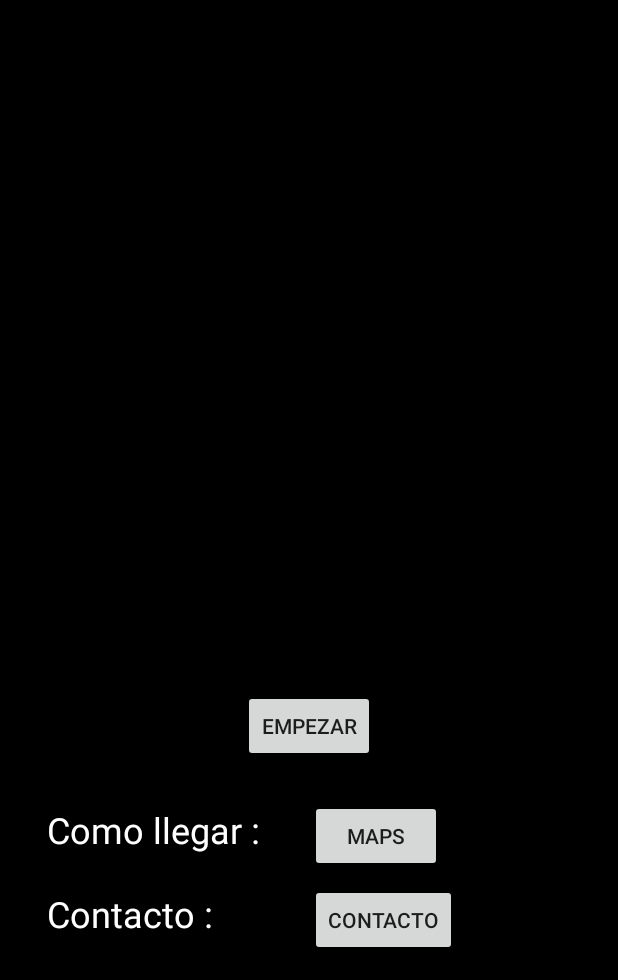
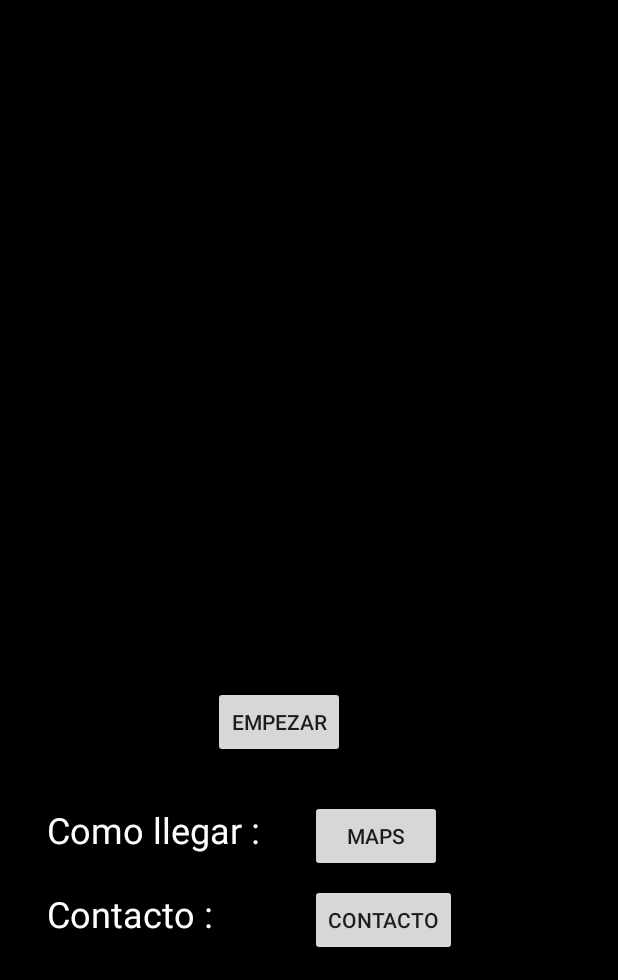
Before and after one commit to Straiky/Kebab, an Android app: the screen it shows after launch (MainActivity), on a phone screen of 412 x 824 dp, the part 256-1236 px from its top. Run offline under Robolectric (Android 15) with nearby library versions, the phone set to English and light mode, and no system bars.

Commit message:
Primera ventana "temporal"

```diff
--- a/app/src/main/res/layout/activity_main.xml
+++ b/app/src/main/res/layout/activity_main.xml
@@ -22,16 +22,6 @@
         android:layout_alignParentTop="true"
         android:layout_centerHorizontal="true"
         android:textColor="@android:color/background_light" />
-
-    <Button
-        android:text="@string/btnEmpezar"
-        android:layout_width="wrap_content"
-        android:layout_height="wrap_content"
-        android:id="@+id/btnEmpezar"
-        tools:ignore="HardcodedText"
-        android:layout_marginBottom="129dp"
-        android:layout_alignParentBottom="true"
-        android:layout_centerHorizontal="true" />
 
     <TextView
         android:text="@string/lblLocalizacion"
@@ -74,4 +64,14 @@
         android:layout_alignStart="@+id/btnMaps"
         android:id="@+id/button2" />
 
+    <Button
+        android:text="@string/btnEmpezar"
+        android:layout_width="wrap_content"
+        android:layout_height="wrap_content"
+        android:id="@+id/btnEmpezar"
+        tools:ignore="HardcodedText"
+        android:layout_marginBottom="28dp"
+        android:layout_above="@+id/btnMaps"
+        android:layout_toEndOf="@+id/lblContacto" />
+
 </RelativeLayout>
```
